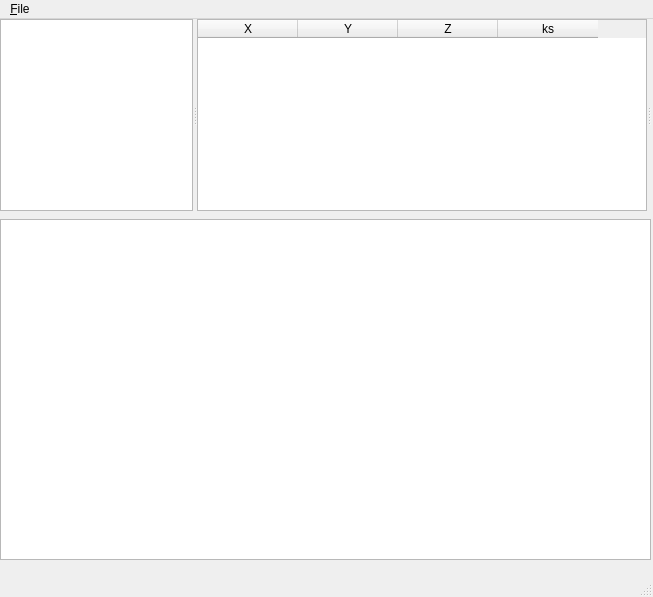
zarch/openriver, file gui/main.ui: the form before one commit.
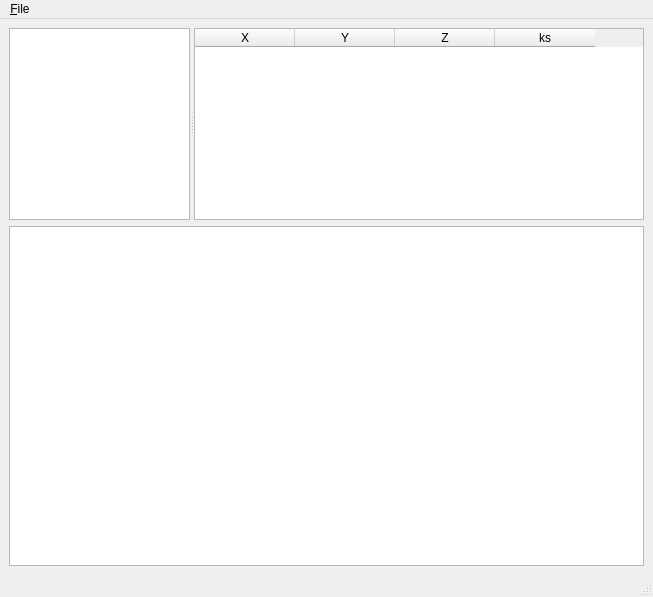
The form after the commit.

The edit to the form file:
```diff
--- a/gui/main.ui
+++ b/gui/main.ui
@@ -14,26 +14,13 @@
    <string>openriver</string>
   </property>
   <widget class="QWidget" name="centralwidget">
+   <layout class="QVBoxLayout" name="verticalLayout">
+    <item>
    <widget class="QSplitter" name="splitter">
-    <property name="geometry">
-     <rect>
-      <x>0</x>
-      <y>0</y>
-      <width>651</width>
-      <height>192</height>
-     </rect>
-    </property>
     <property name="orientation">
      <enum>Qt::Horizontal</enum>
     </property>
-    <widget class="QListWidget" name="listSections">
-     <property name="maximumSize">
-      <size>
-       <width>200</width>
-       <height>16777215</height>
-      </size>
-     </property>
-    </widget>
+      <widget class="QListWidget" name="listSections"/>
     <widget class="QTableWidget" name="tableSectionCoord">
      <property name="minimumSize">
       <size>
@@ -41,12 +28,6 @@
        <height>0</height>
       </size>
      </property>
-     <property name="maximumSize">
-      <size>
-       <width>256</width>
-       <height>16777215</height>
-      </size>
-     </property>
      <property name="alternatingRowColors">
       <bool>true</bool>
      </property>
@@ -77,23 +58,12 @@
       </property>
      </column>
     </widget>
-    <widget class="QSplitter" name="splitter_2">
-     <property name="orientation">
-      <enum>Qt::Vertical</enum>
-     </property>
-     <widget class="QWidget" name="widget" native="true"/>
-    </widget>
-   </widget>
-   <widget class="QGraphicsView" name="sectionGraphics">
-    <property name="geometry">
-     <rect>
-      <x>0</x>
-      <y>200</y>
-      <width>651</width>
-      <height>341</height>
-     </rect>
-    </property>
-   </widget>
+     </widget>
+    </item>
+    <item>
+     <widget class="QGraphicsView" name="sectionGraphics"/>
+    </item>
+   </layout>
   </widget>
   <widget class="QMenuBar" name="menubar">
    <property name="geometry">
```
Left out of the diff: 2 changed lines with no effect on the pictures. Lines whose indentation alone changed are shown as unchanged.
